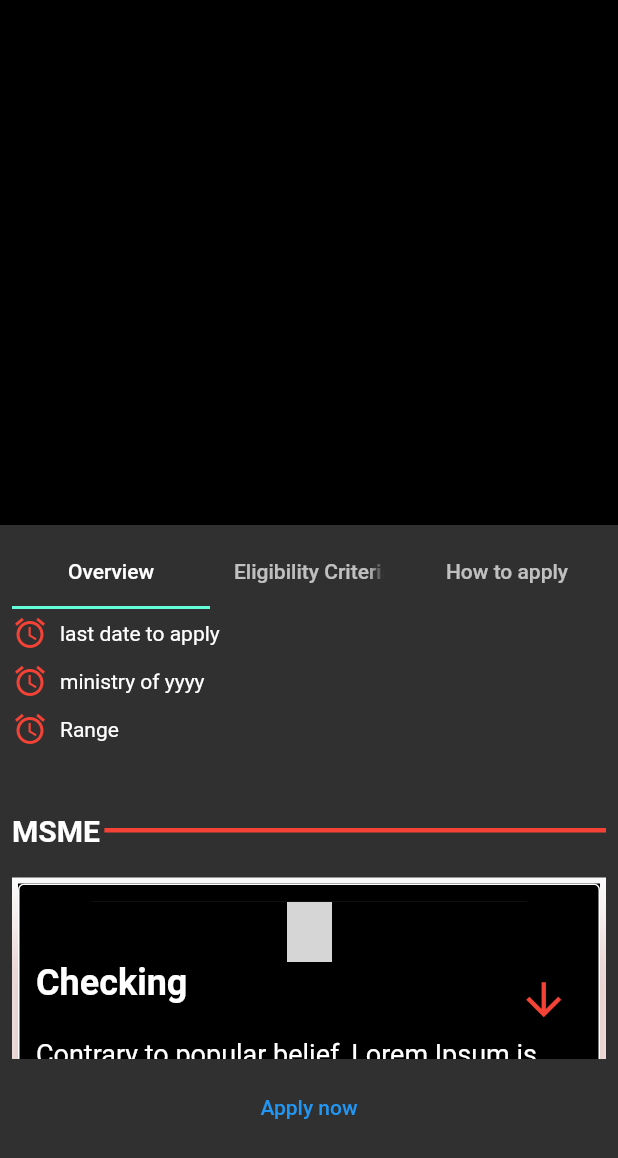
After one commit to aakarshvats638/Udymi, a Flutter app: the finance screen opened directly, after a tap on "finance 1", on a phone screen of 412 x 824 dp. The commit adds this screen. Shown: the top 1158 px of the screen. Run offline on Flutter 3.47's test engine with Material 2 defaults, Android fonts, the phone set to English and light mode, and no system bars; drawn by our look-alikes of expandable; our stand-ins replace animated_splash_screen; network calls fail; grey boxes are pictures that could not be loaded.

Commit message:
finance done

```diff
--- /dev/null
+++ b/lib/Tile.dart
@@ -0,0 +1,98 @@
+import 'package:flutter/material.dart';
+
+
+class ActivityListTile extends StatelessWidget {
+
+  String title;
+  String subtitle;
+  Widget trailingImage;
+  VoidCallback onTab;
+  Color color;
+  Color gradient;
+
+  ActivityListTile({required this.title, required this.color, required this.gradient, required this.onTab, required this.subtitle , required this.trailingImage});
+
+  @override
+  Widget build(BuildContext context) {
+    return Padding(
+      padding: const EdgeInsets.fromLTRB(8, 10, 8, 16),
+
+      child: GestureDetector(
+
+        onTap: onTab,
+        child: Stack(
+          alignment: Alignment.bottomRight,
+          children: <Widget>[
+            Card(
+ color: Colors.red,
+
+              child: Container(
+
+
+                decoration: BoxDecoration(
+
+                  borderRadius: BorderRadius.all(
+                    const Radius.circular(60.0)
+
+                  ),
+                gradient : LinearGradient(colors: [color, gradient],
+                begin: Alignment.topCenter,
+                end: Alignment.topRight)
+
+                ),
+
+                child: Padding(
+                  padding: const EdgeInsets.all(4.0),
+                  child: ListTile(
+                    title: Padding(
+
+                      padding: const EdgeInsets.only(top : 8.0),
+                      child: Text(title,style: TextStyle(fontWeight: FontWeight.bold),),
+                    ),
+                    subtitle: Padding(
+                      padding: const EdgeInsets.only(bottom: 8.0),
+                      child: Text(subtitle, style: TextStyle(fontSize: 14,fontWeight: FontWeight.bold),),
+                    ),
+                  ),
+                )
+              )
+            ),
+            //Logo(),
+            Padding(
+              padding: const EdgeInsets.only(bottom:2),
+              child: Container(child : trailingImage)
+            )
+          ]
+        ),
+
+      ),
+    );
+  }
+}
+
+// class Logo extends StatelessWidget {
+//   @override
+//   Widget build(BuildContext context) {
+//     return Padding(
+//       padding: const EdgeInsets.only(bottom : 4.0, right: 4.0),
+//       child: Container(
+//         child: Image.asset('assets/proft.png', height: 80,),
+//       ),
+//     );
+//   }
+// }
+Widget divider() {
+  return Row(
+    mainAxisSize: MainAxisSize.max,
+    children: [
+
+      Expanded(
+        child: Divider(
+          indent: 3.0,
+          thickness: 3,
+          color: Colors.red,
+        ),
+      )
+    ],
+  );
+}
--- /dev/null
+++ b/lib/finance.dart
@@ -0,0 +1,142 @@
+import 'package:flutter/material.dart';
+import 'package:ud/Tile.dart';
+
+
+import 'package:ud/navigation_Drawer.dart';
+import 'package:ud/nestedtabs.dart';
+
+
+
+class finance extends StatelessWidget {
+  @override
+  Widget build(BuildContext context) {
+    return Scaffold(
+      drawer: NavBar(),
+      backgroundColor: Colors.black,
+      appBar: AppBar(
+        backgroundColor: Colors.black,
+        title: Text('Finance',style: TextStyle(color: Colors.red),),
+        centerTitle: true,
+
+
+      ),
+      body: ListView(
+
+        children: [
+
+          Container(
+            height: 1000,
+            child: Padding(
+              padding: const EdgeInsets.only(top: 15.0),
+              child: Column(children: <Widget>[
+                ActivityListTile(
+
+                    title: 'finance 1',
+                    subtitle: 'last date to apply',
+                    trailingImage:
+                    Image.asset('assets/proft.png', height: 90),
+                    color: Color.fromRGBO(255, 255, 255,1),
+                    gradient: Color.fromRGBO(105,105,105,1),
+                    onTab: () {
+                      Navigator.push(
+                        context,
+                        MaterialPageRoute(builder: (context) => nestedtabs()),
+                      );
+                    }),
+                //divider(),
+                ActivityListTile(
+
+                    title: 'finance 2',
+                    subtitle: 'last date to apply',
+                    trailingImage:
+                    Image.asset('assets/proft.png', height: 90),
+                    color: Color.fromRGBO(255, 255, 255,1),
+                    gradient: Color.fromRGBO(105,105,105,1),
+                    onTab: () {
+                      Navigator.push(
+                        context,
+                        MaterialPageRoute(builder: (context) => nestedtabs()),
+                      );
+                    }),
+                ActivityListTile(
+
+                    title: 'finance 3',
+                    subtitle: 'last date to apply',
+                    trailingImage:
+                    Image.asset('assets/proft.png', height: 90),
+                    color: Color.fromRGBO(255, 255, 255,1),
+                    gradient: Color.fromRGBO(105,105,105,1),
+                    onTab: () { Navigator.push(
+                      context,
+                      MaterialPageRoute(builder: (context) => nestedtabs()),
+                    );}),
+                ActivityListTile(
+
+                    title: 'finance 4',
+                    subtitle: 'last date to apply',
+                    trailingImage:
+                    Image.asset('assets/proft.png', height: 90),
+                    color: Color.fromRGBO(255, 255, 255,1),
+                    gradient: Color.fromRGBO(105,105,105,1),
+                    onTab: () { Navigator.push(
+                      context,
+                      MaterialPageRoute(builder: (context) => nestedtabs()),
+                    );}),
+                ActivityListTile(
+                    title: 'finance 5',
+                    subtitle: 'last date to apply',
+                    trailingImage:
+                    Image.asset('assets/proft.png', height: 90),
+                    color: Color.fromRGBO(255, 255, 255,1),
+                    gradient: Color.fromRGBO(105,105,105,1),
+                    onTab: () { Navigator.push(
+                      context,
+                      MaterialPageRoute(builder: (context) => nestedtabs()),
+                    );}),
+                ActivityListTile(
+                    title: 'finance 6',
+                    subtitle: 'last date to apply',
+                    trailingImage:
+                    Image.asset('assets/proft.png', height: 90),
+                    color: Color.fromRGBO(255, 255, 255,1),
+                    gradient: Color.fromRGBO(105,105,105,1),
+                    onTab: () { Navigator.push(
+                      context,
+                      MaterialPageRoute(builder: (context) => nestedtabs()),
+                    );}),
+                ActivityListTile(
+                    title: 'finance 7',
+                    subtitle: 'last date to apply',
+                    trailingImage:
+                    Image.asset('assets/proft.png', height: 90),
+                    color: Color.fromRGBO(255, 255, 255,1),
+                    gradient: Color.fromRGBO(105,105,105,1),
+                    onTab: () { Navigator.push(
+                      context,
+                      MaterialPageRoute(builder: (context) => nestedtabs()),
+                    );}),
+
+
+                Spacer(),
+                Padding(
+                  padding: const EdgeInsets.only(bottom: 8.0),
+                  child: Align(
+                    alignment: Alignment.bottomCenter,
+                    child: Text(
+                      'Tap on one of the finances to know details',
+                      style: TextStyle(
+                        color: Colors.white,
+                        fontWeight: FontWeight.bold,
+                        fontSize: 14,
+                      ),
+                    ),
+                  ),
+                )
+              ]),
+            ),
+          ),
+        ],
+      ),
+    );
+  }
+}
--- /dev/null
+++ b/lib/nestedtabs.dart
@@ -0,0 +1,66 @@
+import 'package:flutter/material.dart';
+import 'package:ud/eligibility_criteria.dart';
+import 'package:ud/how_to_apply.dart';
+import 'package:ud/overview.dart';
+
+class nestedtabs extends StatelessWidget{
+
+
+  @override
+  Widget build(BuildContext context) {
+    return new MaterialApp(
+      theme: ThemeData(brightness: Brightness.dark),
+      home: Scaffold(body: FinancePage1()));
+
+
+
+  }
+}
+
+class FinancePage1 extends StatelessWidget{
+  @override
+  Widget build(BuildContext context) {
+    // TODO: implement build
+    return ListView(
+      children: [
+        Container(
+          color: Colors.black,
+          height: 350,
+        ),
+        Container(
+          child: Padding(
+            padding: const EdgeInsets.all(8.0),
+            child: DefaultTabController(length: 3,
+                initialIndex: 0,
+
+                child: Column(
+                  children: [
+                    TabBar(tabs: [Tab(text: 'Overview'),Tab(text: 'Eligibility Criteria'),Tab(text:'How to apply')]),
+                    Container(
+                      height: 300,
+                      child: TabBarView(
+                        children: [
+                          overview(),
+                          eligibility_criteria(),
+                          how_to_apply()
+
+
+                        ],
+                      ),
+                    )
+                  ],
+
+                )),
+          ),
+        ),
+        TextButton(
+          style: ButtonStyle(
+            foregroundColor: MaterialStateProperty.all<Color>(Colors.blue),
+          ),
+          onPressed: () { },
+          child: Text('Apply now'),
+        )
+      ],
+    );
+  }
+}
--- /dev/null
+++ b/lib/overview.dart
@@ -0,0 +1,155 @@
+import 'package:expandable/expandable.dart';
+import 'package:flutter/material.dart';
+import 'package:ud/Home.dart';
+
+class overview extends StatelessWidget{
+  @override
+  Widget build(BuildContext context) {
+    // TODO: implement build
+  return Container(
+  child: ListView(
+    children: [
+      Row(
+        children: [
+          Icon(Icons.access_alarm,color: Colors.red,),
+          Padding(
+            padding: const EdgeInsets.all(8.0),
+            child: Text('last date to apply'),
+          ),
+        ],
+      ),
+
+      Row(
+        children: [
+          Icon(Icons.access_alarm,color: Colors.red,),
+          Padding(
+            padding: const EdgeInsets.all(8.0),
+            child: Text('ministry of yyyy',),
+          ),
+        ],
+      ),
+
+      Row(
+        children: [
+          Icon(Icons.access_alarm,color: Colors.red,),
+          Padding(
+            padding: const EdgeInsets.all(8.0),
+            child: Text('Range'),
+          ),
+        ],
+      ),
+
+Padding(
+  padding: const EdgeInsets.only(top: 40.0,bottom: 20),
+  child:   HeadingWithDivider(),
+
+),
+
+      Container(
+        color: Colors.white,
+        child: SingleChildScrollView(
+            scrollDirection: Axis.vertical,
+            clipBehavior: Clip.hardEdge,
+            child: Card(child: buildDailyNews_Card('Checking','Contrary to popular belief, Lorem Ipsum is not simply random text. It has roots in a piece of classical Latin literature from 45 BC, making it over 2000 years old. Richard McClintock, a Latin professor at Hampden-Sydney College in Virginia, looked up one of the more obscure Latin words, consectetur, from a Lorem Ipsum passage, and going through the cites of the word in classical literature, discovered the undoubtable source.','Contrary to popular belief, Lorem Ipsum is not simply random text. It has roots in a piece of classical Latin literature from 45 BC, making it over 2000 years old. Richard McClintock, a Latin professor at Hampden-Sydney College in Virginia, looked up one of the more obscure Latin words, consectetur, from a Lorem Ipsum passage, and going through the cites of the word in classical literature, discovered the undoubtable source. Lorem Ipsum comes from sections 1.10.32 and 1.10.33 of "de Finibus Bonorum et Malorum" (The Extremes of Good and Evil) by Cicero, written in 45 BC. This book is a treatise on the theory of ethics, very popular during the Renaissance. The first line of Lorem Ipsum, "Lorem ipsum dolor sit amet..", comes from a line in section 1.10.32.'),
+              elevation: 20,
+              shadowColor: Colors.red,
+
+              shape: OutlineInputBorder(borderSide:BorderSide(color: Colors.white))
+              ,
+
+            )
+        ),
+      ),
+
+
+    ],
+  ),
+
+
+
+  );
+  }
+
+  Widget HeadingWithDivider({String title = 'MSME', double fontSize = 20}) {
+    return Row(
+      mainAxisSize: MainAxisSize.max,
+      children: [
+        Text(
+          title,
+          style: TextStyle(color: Colors.white, fontSize: fontSize,fontWeight: FontWeight.bold ),
+        ),
+        Expanded(
+          child: Divider(
+            indent: 3.0,
+            thickness: 3,
+            color: Colors.red,
+          ),
+        )
+      ],
+    );
+  }
+
+  Widget buildDailyNews_Card  (String title,String shortText,String content){
+    return Container(
+      color: Colors.black,
+      height:500,
+      width: 500,
+
+      child:ExpandableNotifier(
+        child: Padding(
+          padding: const EdgeInsets.all(8.0),
+          child: Card(
+
+            shape: RoundedRectangleBorder(borderRadius: BorderRadius.circular(40)),
+            child: Container(
+              height: 500,
+              color: Colors.black,
+              child: Column(
+
+                children: [ Ink.image(
+                  image: NetworkImage('https://cdn-icons-png.flaticon.com/512/868/868681.png'),
+
+                  height: 40,
+                  width: 30,
+
+                ),
+                  ScrollOnExpand(
+
+                      child:ExpandablePanel(
+                        theme: ExpandableThemeData(
+                          expandIcon: Icons.arrow_downward_sharp       ,iconColor: Colors.red,
+                            collapseIcon:Icons.arrow_upward_outlined,iconSize: 35,iconRotationAngle: 90
+                        ),
+                          header:Text(
+                            title,
+                            style: TextStyle(
+                                fontSize: 24,
+                                color: Colors.white,
+                                fontWeight: FontWeight.bold
+                            ),
+
+                          ),
+                          collapsed:Text(
+                            shortText,
+                            style: TextStyle(color: Colors.white,fontWeight: FontWeight.normal,fontSize: 18),
+                            softWrap: true,
+                            maxLines: 5,
+                            overflow: TextOverflow.ellipsis,
+                          ),
+
+
+                          expanded:Text( content,
+                            style: TextStyle(color: Colors.white,fontSize: 16,fontWeight: FontWeight.normal
+                            ),)) ),
+
+                ],
+              ),
+            ),
+
+          ),
+        ),
+      ),
+    );
+  }
+
+}
--- a/pubspec.yaml
+++ b/pubspec.yaml
@@ -69,6 +69,8 @@ flutter:
     - assets/homepage.png
     - assets/profilepic.png
     - assets/drawerbackground.png
+    - assets/help.png
+    - assets/proft.png
   # assets:
   #   - images/a_dot_burr.jpeg
   #   - images/a_dot_ham.jpeg
```
Also changed, not shown: lib/Help.dart (added, +159 -0 lines), lib/Home.dart (+11 -1 lines), lib/eligibility_criteria.dart (added, +14 -0 lines), lib/how_to_apply.dart (added, +13 -0 lines), lib/navigation_Drawer.dart (+7 -1 lines), assets/help.png (added), assets/proft.png (added), 1 other file.
